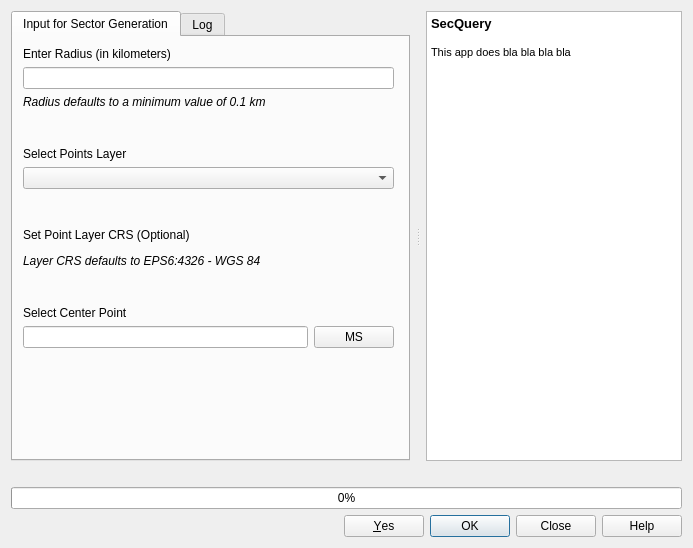
This is ui/input_dialog.ui in srividya-p/SecQuery as Qt 5 draws it before an edit. The edited form follows.
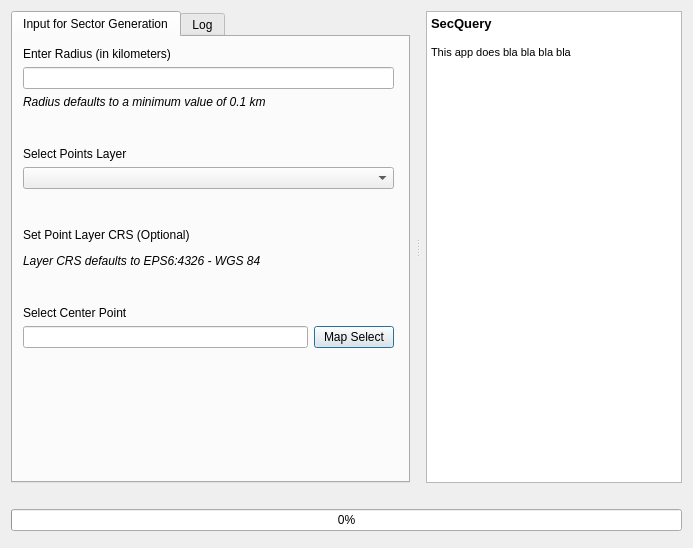
This is the edited form. Icons and pictures are not drawn. Custom widgets are drawn as their Qt base class.

The edit to the form file:
```diff
--- a/ui/input_dialog.ui
+++ b/ui/input_dialog.ui
@@ -168,7 +168,7 @@
               <item>
                <widget class="QPushButton" name="mapCoordButton">
                 <property name="text">
-                 <string>MS</string>
+                 <string>Map Select</string>
                 </property>
                </widget>
               </item>
@@ -292,10 +292,10 @@
        <string>&lt;!DOCTYPE HTML PUBLIC &quot;-//W3C//DTD HTML 4.0//EN&quot; &quot;http://www.w3.org/TR/REC-html40/strict.dtd&quot;&gt;
 &lt;html&gt;&lt;head&gt;&lt;meta name=&quot;qrichtext&quot; content=&quot;1&quot; /&gt;&lt;style type=&quot;text/css&quot;&gt;
 p, li { white-space: pre-wrap; }
-&lt;/style&gt;&lt;/head&gt;&lt;body style=&quot; font-family:'Ubuntu'; font-size:10pt; font-weight:400; font-style:normal;&quot;&gt;
-&lt;p style=&quot; margin-top:0px; margin-bottom:0px; margin-left:0px; margin-right:0px; -qt-block-indent:0; text-indent:0px;&quot;&gt;&lt;span style=&quot; font-family:'MS Shell Dlg 2'; font-weight:600;&quot;&gt;SecQuery&lt;/span&gt;&lt;/p&gt;
-&lt;p style=&quot;-qt-paragraph-type:empty; margin-top:0px; margin-bottom:0px; margin-left:0px; margin-right:0px; -qt-block-indent:0; text-indent:0px; font-family:'MS Shell Dlg 2'; font-weight:600;&quot;&gt;&lt;br /&gt;&lt;/p&gt;
-&lt;p style=&quot; margin-top:0px; margin-bottom:0px; margin-left:0px; margin-right:0px; -qt-block-indent:0; text-indent:0px;&quot;&gt;&lt;span style=&quot; font-family:'MS Shell Dlg 2'; font-size:8pt;&quot;&gt;This app does bla bla bla bla &lt;/span&gt;&lt;/p&gt;&lt;/body&gt;&lt;/html&gt;</string>
+&lt;/style&gt;&lt;/head&gt;&lt;body style=&quot; font-family:'MS Shell Dlg 2'; font-size:7.8pt; font-weight:400; font-style:normal;&quot;&gt;
+&lt;p style=&quot; margin-top:0px; margin-bottom:0px; margin-left:0px; margin-right:0px; -qt-block-indent:0; text-indent:0px;&quot;&gt;&lt;span style=&quot; font-size:10pt; font-weight:600;&quot;&gt;SecQuery&lt;/span&gt;&lt;/p&gt;
+&lt;p style=&quot;-qt-paragraph-type:empty; margin-top:0px; margin-bottom:0px; margin-left:0px; margin-right:0px; -qt-block-indent:0; text-indent:0px; font-size:10pt; font-weight:600;&quot;&gt;&lt;br /&gt;&lt;/p&gt;
+&lt;p style=&quot; margin-top:0px; margin-bottom:0px; margin-left:0px; margin-right:0px; -qt-block-indent:0; text-indent:0px;&quot;&gt;&lt;span style=&quot; font-size:8pt;&quot;&gt;This app does bla bla bla bla &lt;/span&gt;&lt;/p&gt;&lt;/body&gt;&lt;/html&gt;</string>
       </property>
       <property name="openExternalLinks">
        <bool>true</bool>
@@ -332,9 +332,6 @@
      <property name="orientation">
       <enum>Qt::Horizontal</enum>
      </property>
-     <property name="standardButtons">
-      <set>QDialogButtonBox::Close|QDialogButtonBox::Help|QDialogButtonBox::Ok|QDialogButtonBox::Yes</set>
-     </property>
     </widget>
    </item>
   </layout>
```
Left out of the diff: 2 changed lines with no effect on the pictures.
